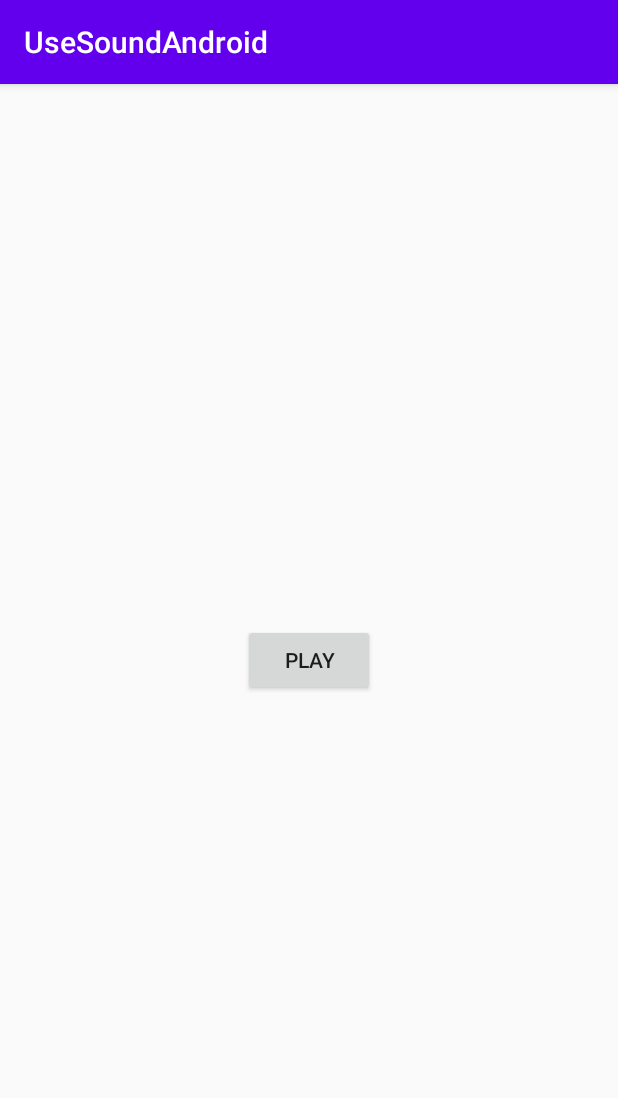
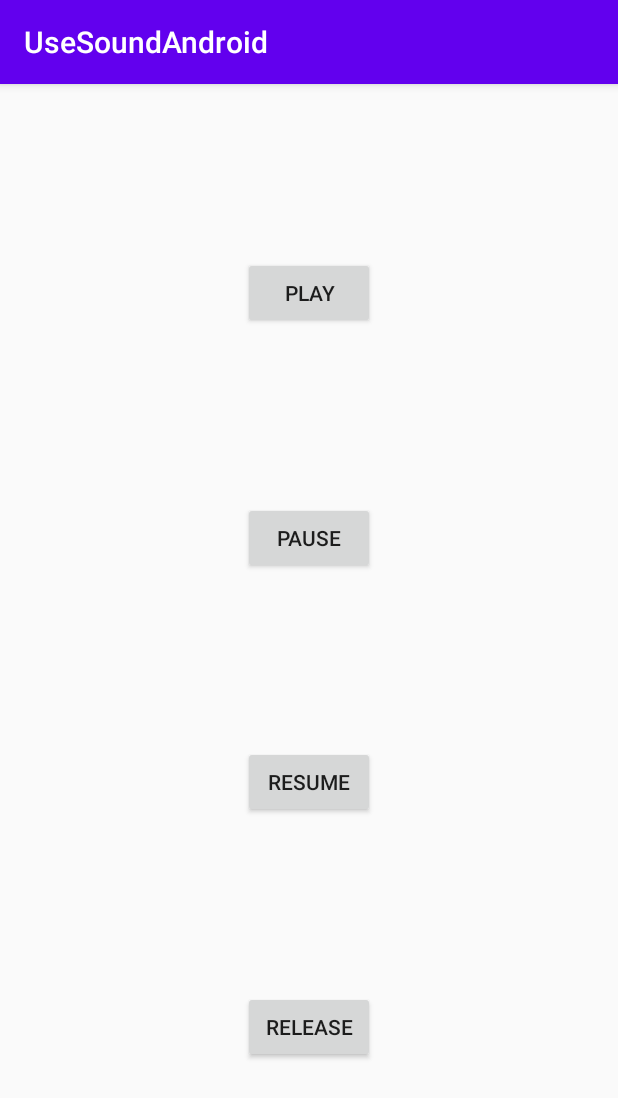
Before and after one commit to vlmta/UseSoundAndroid, an Android app: the screen it shows after launch (MainActivity), after a tap on "PLAY", on a phone screen of 412 x 824 dp. Shown: the top 1098 px of the screen. Run offline under Robolectric (Android 15) with nearby library versions, the phone set to English and light mode, and no system bars.

Commit message:
add resume, pause, release button

```diff
--- a/app/src/main/java/com/example/usesoundandroid/MainActivity.kt
+++ b/app/src/main/java/com/example/usesoundandroid/MainActivity.kt
@@ -33,8 +33,17 @@ class MainActivity : AppCompatActivity() {
         sound = soundPool?.load(this, R.raw.loading_sound, 1)
 
         play_button.setOnClickListener{
-            soundPool?.play( 1,0.1F, 0.1F, 1, 0, 1F)
+            soundPool?.play( 1,0.1F, 0.1F, 1, -1, 1F)
             //-1: forever loop
+        }
+        resume_button.setOnClickListener{
+            soundPool?.resume(1)
+        }
+        pause_button.setOnClickListener{
+            soundPool?.pause(1)
+        }
+        release_button.setOnClickListener{
+            soundPool?.release()
         }
 
     }
--- a/app/src/main/res/layout/activity_main.xml
+++ b/app/src/main/res/layout/activity_main.xml
@@ -11,9 +11,39 @@
         android:layout_width="wrap_content"
         android:layout_height="wrap_content"
         android:text="play"
-        app:layout_constraintBottom_toBottomOf="parent"
+        app:layout_constraintBottom_toTopOf="@+id/pause_button"
         app:layout_constraintEnd_toEndOf="parent"
         app:layout_constraintStart_toStartOf="parent"
         app:layout_constraintTop_toTopOf="parent" />
 
+    <Button
+        android:id="@+id/resume_button"
+        android:layout_width="wrap_content"
+        android:layout_height="wrap_content"
+        android:text="Resume"
+        app:layout_constraintBottom_toTopOf="@+id/release_button"
+        app:layout_constraintEnd_toEndOf="parent"
+        app:layout_constraintStart_toStartOf="parent"
+        app:layout_constraintTop_toBottomOf="@+id/pause_button" />
+
+    <Button
+        android:id="@+id/pause_button"
+        android:layout_width="wrap_content"
+        android:layout_height="wrap_content"
+        android:text="Pause"
+        app:layout_constraintBottom_toTopOf="@+id/resume_button"
+        app:layout_constraintEnd_toEndOf="parent"
+        app:layout_constraintStart_toStartOf="parent"
+        app:layout_constraintTop_toBottomOf="@+id/play_button" />
+
+    <Button
+        android:id="@+id/release_button"
+        android:layout_width="wrap_content"
+        android:layout_height="wrap_content"
+        android:text="Release"
+        app:layout_constraintBottom_toBottomOf="parent"
+        app:layout_constraintEnd_toEndOf="parent"
+        app:layout_constraintStart_toStartOf="parent"
+        app:layout_constraintTop_toBottomOf="@+id/resume_button" />
+
 </androidx.constraintlayout.widget.ConstraintLayout>
```
